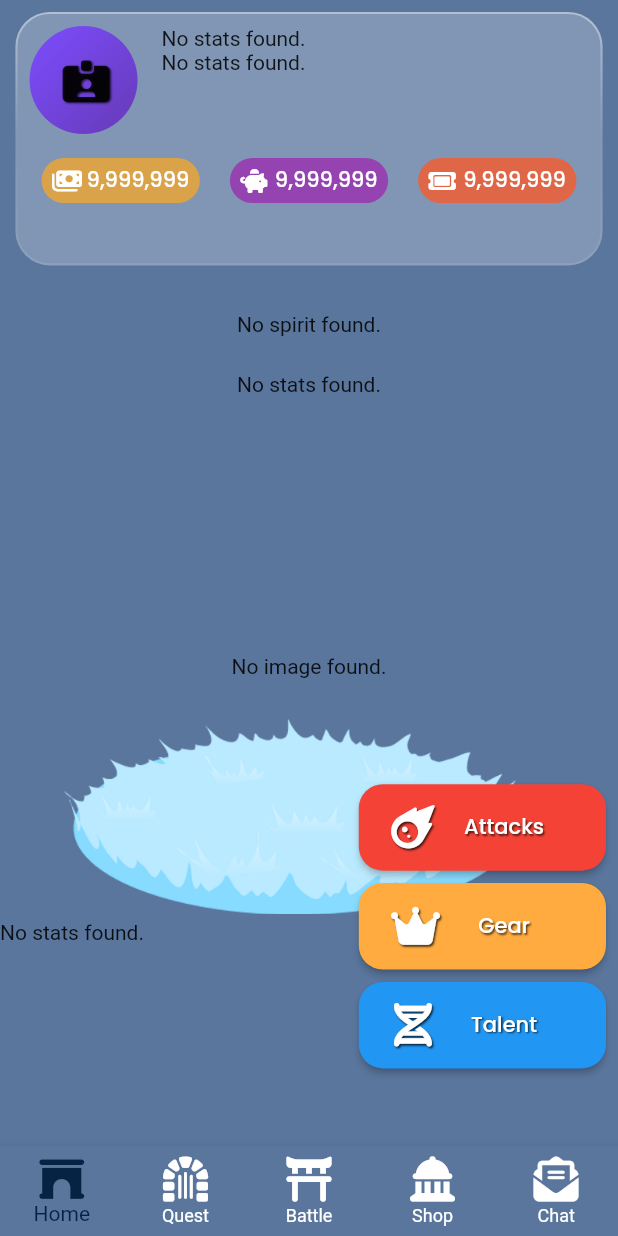
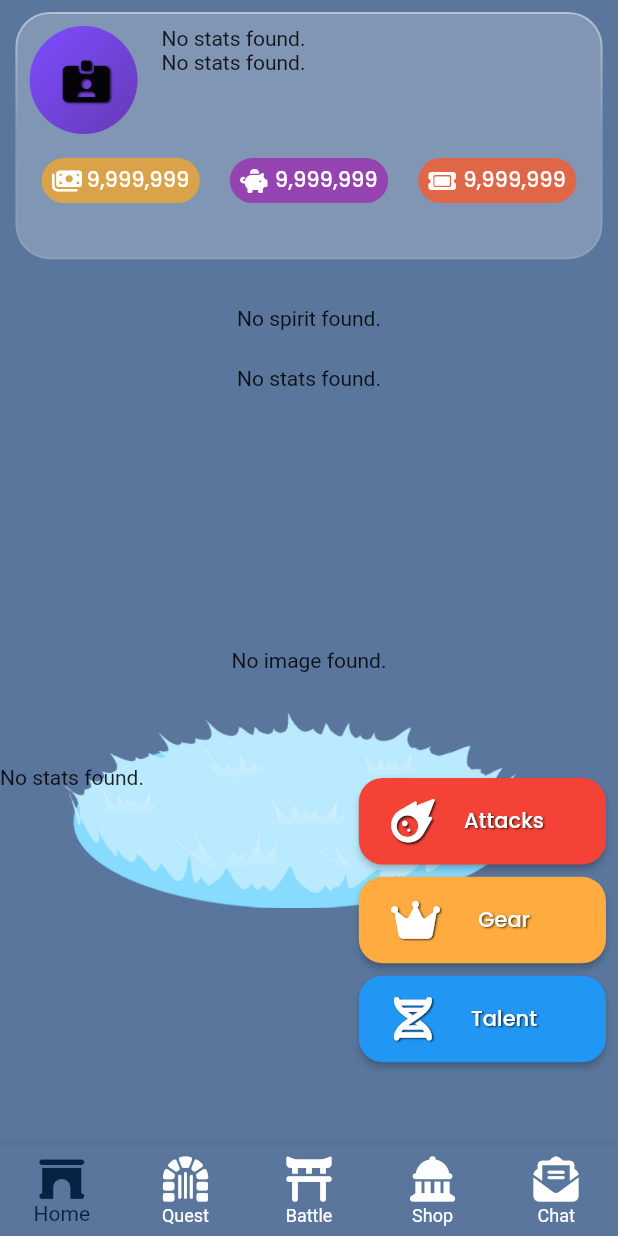
Before and after one commit to SirWiseKnight/spiritsummoner, a Flutter app: the HomeScreen screen opened by its route, on a phone screen of 412 x 824 dp. Run offline on Flutter 3.47's test engine with Material 2 defaults, Android fonts, the phone set to English and light mode, and no system bars; our stand-ins replace cloud_firestore, firebase_auth, firebase_core, font_awesome_flutter, google_fonts, google_sign_in and 3 more; accounts and stored records are empty.

Commit message:
Dynamic Size Fix
Fixed height values for home page STACK that was causing issues on iOS emulator (iPhone 14 Pro Max)

```diff
--- a/lib/Home/home.dart
+++ b/lib/Home/home.dart
@@ -14,7 +14,9 @@ class HomeScreen extends StatelessWidget {
         child: Column(
           children: [
             AppBarPane(),
-            Stack(
+            Container(
+              height: MediaQuery.of(context).size.height * 0.66,
+              child: Stack(
                 children: [
                   Column(
                     children: [
@@ -44,8 +46,13 @@ class HomeScreen extends StatelessWidget {
                       ],
                     ),
                   ),
-                Center(
-                  child: Container(
+                  Row(
+                    children: [
+                      Container(
+                        height: MediaQuery.of(context).size.height * 0.125,
+                        width: MediaQuery.of(context).size.width * 0.1,
+                      ),
+                      Container(
                         height: MediaQuery.of(context).size.height * 0.125,
                         width: MediaQuery.of(context).size.width * 0.8,
                         child: Column(
@@ -57,12 +64,17 @@ class HomeScreen extends StatelessWidget {
                           ],
                         ),
                       ),
+                      Container(
+                        height: MediaQuery.of(context).size.height * 0.125,
+                        width: MediaQuery.of(context).size.width * 0.1,
+                      ),
+                    ],
                   ),
                   Row(
                     crossAxisAlignment: CrossAxisAlignment.center,
                     children: [
                       Column(
-                      mainAxisAlignment: MainAxisAlignment.end,
+                        mainAxisAlignment: MainAxisAlignment.start,
                         children: [
                           SizedBox(
                             height: MediaQuery.of(context).size.height * 0.4,
@@ -72,6 +84,7 @@ class HomeScreen extends StatelessWidget {
                       ),
                       Expanded(child: Container()),
                       Column(
+                        mainAxisAlignment: MainAxisAlignment.start,
                         children: [
                           SizedBox(
                             height: MediaQuery.of(context).size.height * 0.4,
@@ -83,6 +96,7 @@ class HomeScreen extends StatelessWidget {
                   ),
                 ],
               ),
+            ),
           ],
         ),
       ),
--- a/lib/Shared/AppBar/appBar.dart
+++ b/lib/Shared/AppBar/appBar.dart
@@ -10,7 +10,7 @@ class AppBarPane extends StatelessWidget {
     return Padding(
       padding: const EdgeInsets.all(8.0),
       child: Container(
-        height: MediaQuery.of(context).size.height * 0.205,
+        height: MediaQuery.of(context).size.height * 0.2,
         width: MediaQuery.of(context).size.width * 0.95,
         decoration: BoxDecoration(
           color: Colors.white.withOpacity(0.23),
```
Lines whose indentation alone changed are shown as unchanged.
